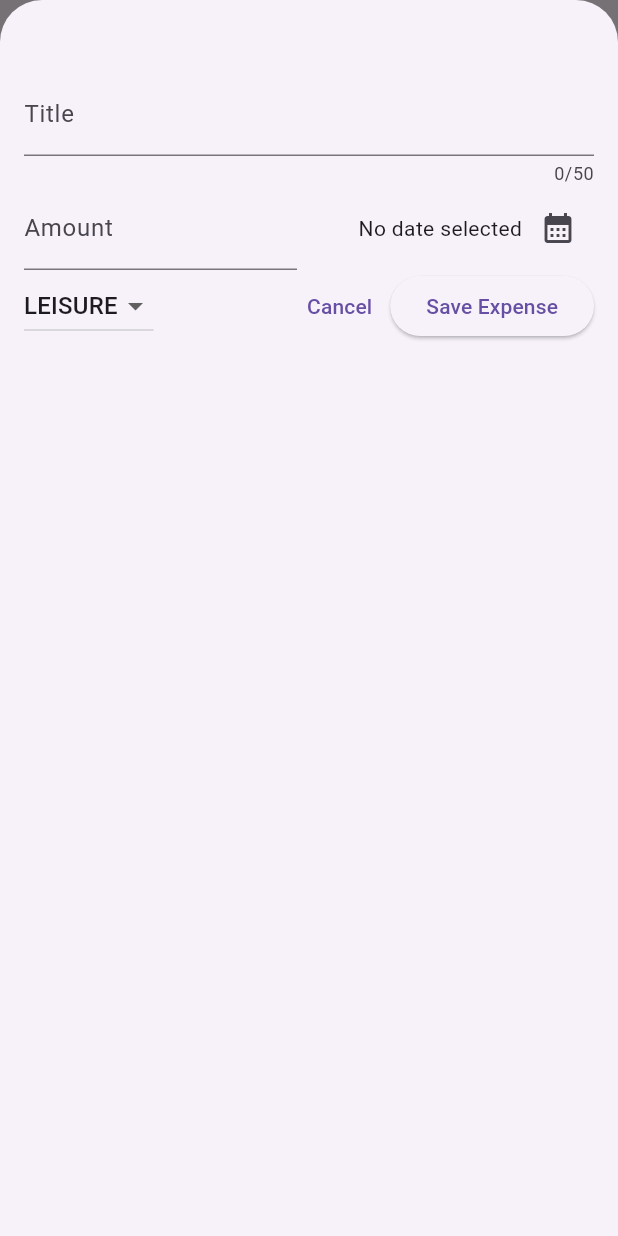
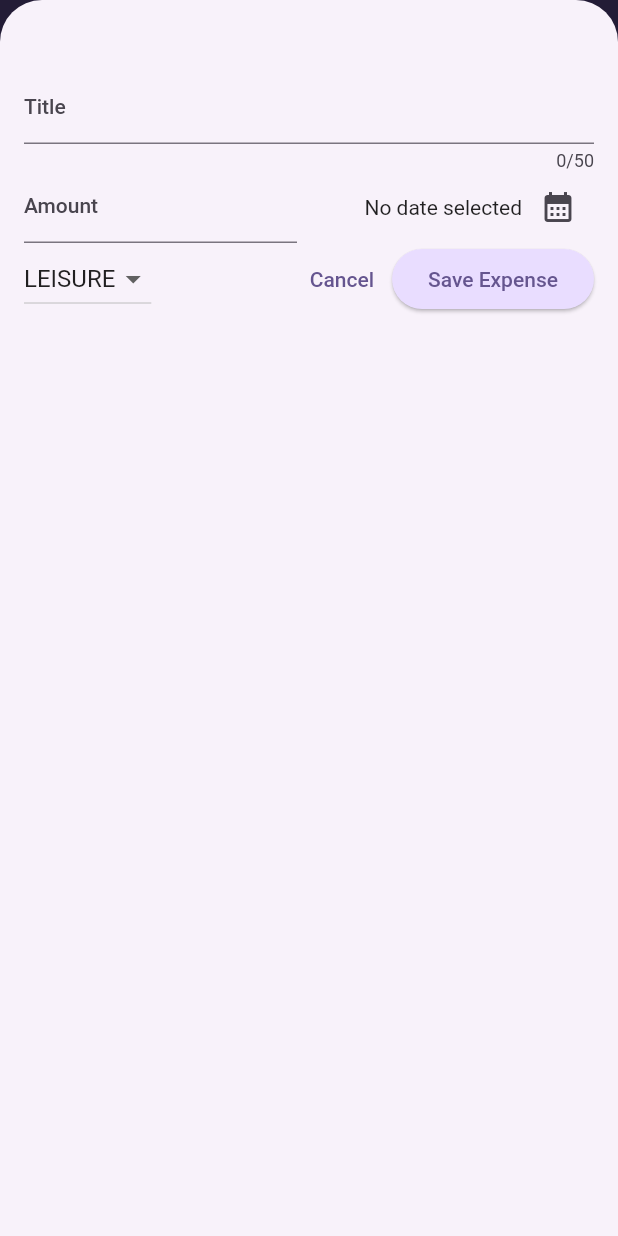
Before and after one commit to GunseliUnsal/expense_tracker_app, a Flutter app: the screen it shows after launch, after a tap on the "add" icon, on a phone screen of 412 x 824 dp. Run offline on Flutter 3.47's test engine with Material 2 defaults, Android fonts, the phone set to English and light mode, and no system bars.

Commit message:
added themes

```diff
--- a/lib/main.dart
+++ b/lib/main.dart
@@ -1,12 +1,59 @@
 import 'package:flutter/material.dart';
-
 import 'widgets/expenses.dart';
 
+var kColorScheme =
+    ColorScheme.fromSeed(seedColor: const Color.fromARGB(255, 96, 59, 181));
+
+var kDarkColorScheme = ColorScheme.fromSeed(
+  brightness: Brightness.dark,
+  seedColor: const Color.fromARGB(255, 5, 99, 125),
+);
 void main() {
   runApp(
     MaterialApp(
-      theme: ThemeData(useMaterial3: true),
+      darkTheme: _darkTheme(),
+      theme: _lightTheme(),
+      themeMode: ThemeMode.system, //default
       home: const Expenses(),
     ),
   );
 }
+
+ThemeData _lightTheme() {
+  return ThemeData().copyWith(
+        useMaterial3: true,
+        colorScheme: kColorScheme,
+        appBarTheme: const AppBarTheme().copyWith(
+            backgroundColor: kColorScheme.onPrimaryContainer,
+            foregroundColor: kColorScheme.primaryContainer),
+        cardTheme: const CardTheme().copyWith(
+          color: kColorScheme.secondaryContainer,
+          margin: const EdgeInsets.symmetric(horizontal: 16, vertical: 8),
+        ),
+        elevatedButtonTheme: ElevatedButtonThemeData(
+          style: ElevatedButton.styleFrom(
+              backgroundColor: kColorScheme.primaryContainer),
+        ),
+        textTheme: ThemeData().textTheme.copyWith(
+              titleLarge: TextStyle(
+                fontWeight: FontWeight.bold,
+                color: kColorScheme.onSecondaryContainer,
+                fontSize: 16,
+              ),
+            ));
+}
+
+ThemeData _darkTheme() {
+  return ThemeData.dark().copyWith(
+      useMaterial3: true,
+      colorScheme: kDarkColorScheme,
+      cardTheme: const CardTheme().copyWith(
+        color: kDarkColorScheme.secondaryContainer,
+        margin: const EdgeInsets.symmetric(horizontal: 16, vertical: 8),
+      ),
+      elevatedButtonTheme: ElevatedButtonThemeData(
+        style: ElevatedButton.styleFrom(
+            backgroundColor: kDarkColorScheme.primaryContainer, foregroundColor: kDarkColorScheme.onPrimaryContainer),
+      ),
+    );
+}
--- a/lib/widgets/expenses-list/expense_item.dart
+++ b/lib/widgets/expenses-list/expense_item.dart
@@ -11,8 +11,8 @@ class ExpenseItem extends StatelessWidget {
     return Card(
       child: Padding(
         padding: const EdgeInsets.symmetric(horizontal: 20, vertical: 16),
-        child: Column(children: [
-          Text(expense.title),
+        child: Column(crossAxisAlignment: CrossAxisAlignment.start, children: [
+          Text(expense.title, style: Theme.of(context).textTheme.titleLarge),
           const SizedBox(height: 4),
           Row(
             children: [
--- a/lib/widgets/expenses-list/expenses_list.dart
+++ b/lib/widgets/expenses-list/expenses_list.dart
@@ -20,6 +20,12 @@ class ExpensesList extends StatelessWidget {
       itemBuilder: (ctx, index) {
         return Dismissible(
           key: ValueKey(expenses[index]),
+          background: Container(
+            color: Theme.of(context).colorScheme.error.withOpacity(0.75),
+            margin: EdgeInsets.symmetric(
+              horizontal: Theme.of(context).cardTheme.margin!.horizontal,
+            ),
+          ),
           onDismissed: (direction) {
             onRemoveExpense(expenses[index]);
           },
```
